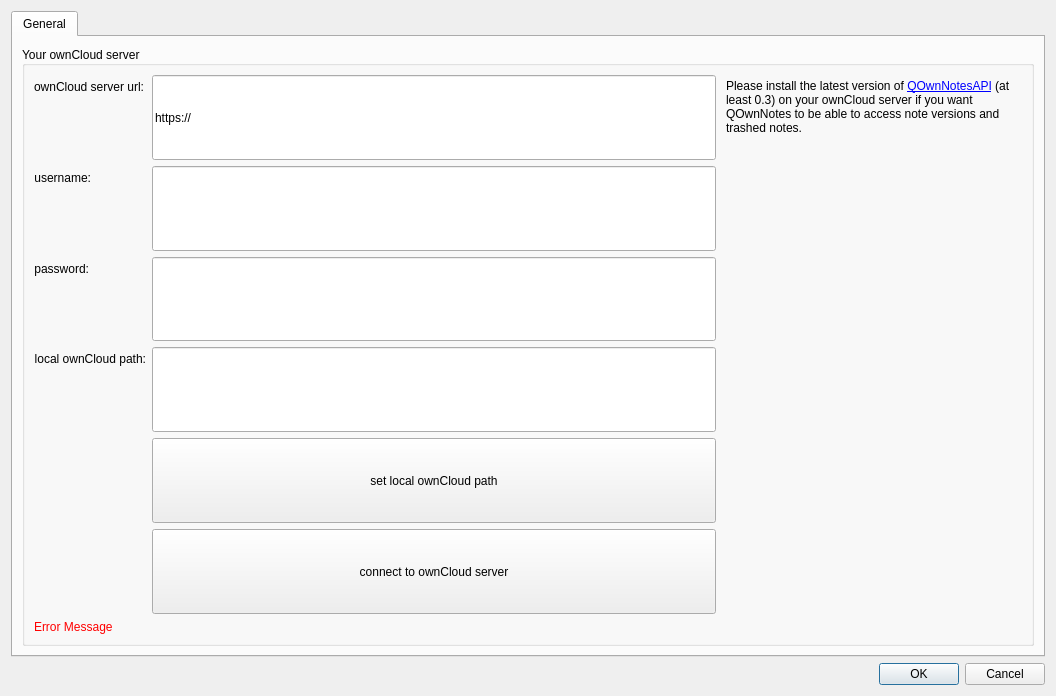
Above: src/settingsdialog.ui from pbek/QOwnNotes before the change. Below: the same form after it.
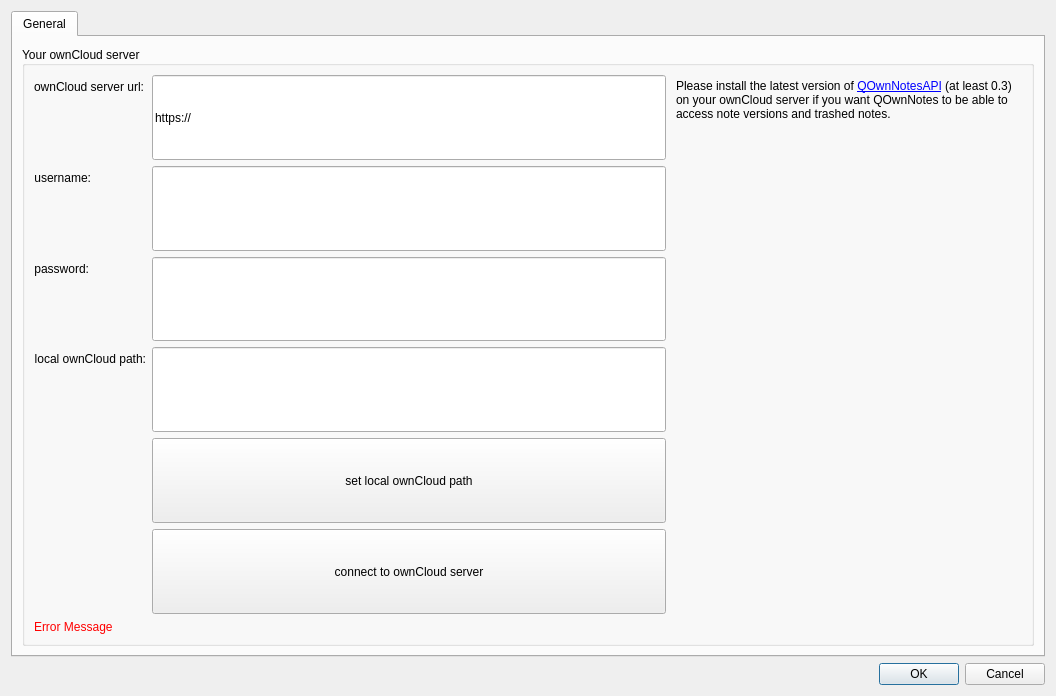
That is the form after the change. Icons and pictures are not drawn.

Commit message: setting a width and changelog

```diff
--- a/src/settingsdialog.ui
+++ b/src/settingsdialog.ui
@@ -233,7 +233,7 @@
               </property>
               <property name="maximumSize">
                <size>
-                <width>300</width>
+                <width>350</width>
                 <height>16777215</height>
                </size>
               </property>
```
The commit also changes 1 other file.
